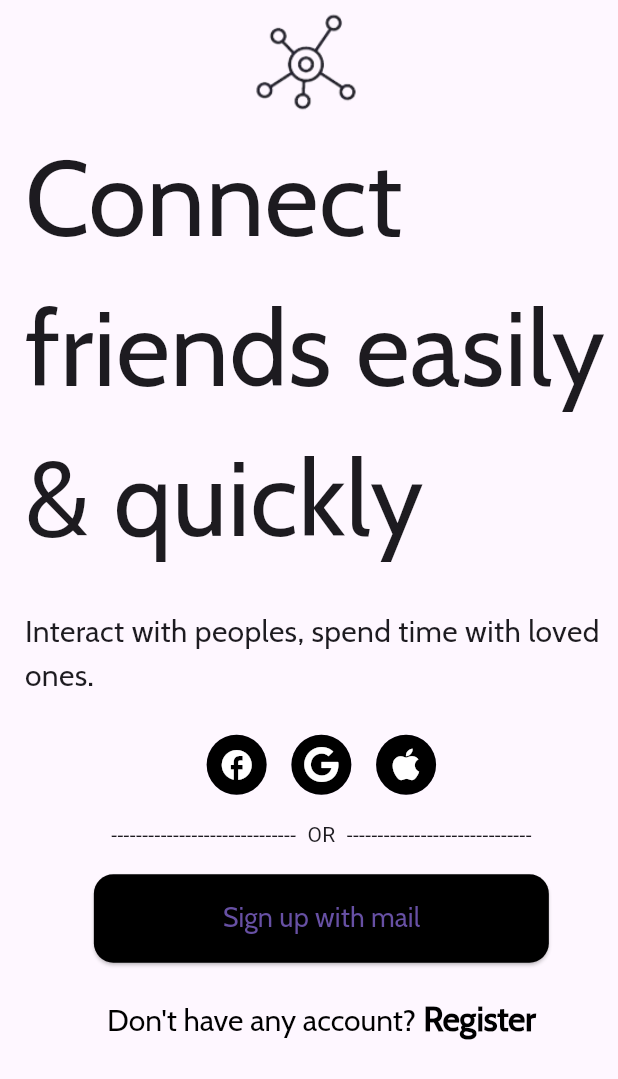
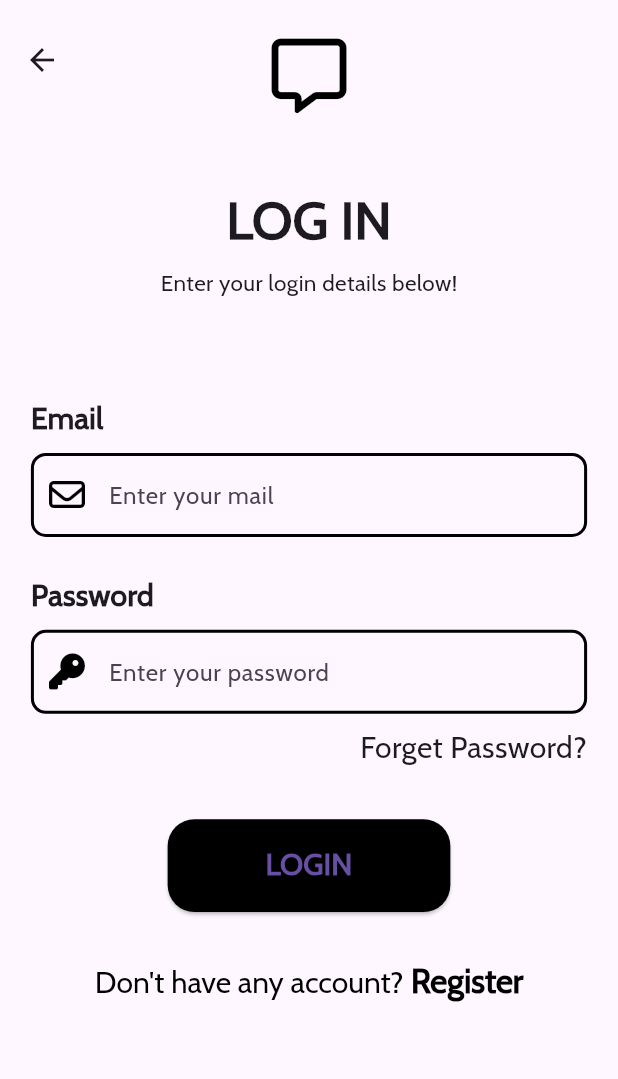
Before and after one commit to fahimahmed1310/connect_app, a Flutter app: the screen it shows after launch, after a tap on "Sign up with mail", on a phone screen of 412 x 824 dp. Shown: the top 1079 px of the screen. Run offline on Flutter 3.47's test engine with Material 3 defaults, Android fonts, the phone set to English and light mode, and no system bars; our stand-ins replace font_awesome_flutter, get.

Commit message:
login screen and register screen

```diff
--- a/lib/controllers/welcome_screen_controller.dart
+++ b/lib/controllers/welcome_screen_controller.dart
@@ -1,10 +1,10 @@
 import 'package:get/get.dart';
 
-enum Pages{login, register}
+enum Pages{login, register, welcome}
 
 class WelcomeScreenController extends GetxController{
 
-  Pages? _pages = Pages.login;
+  Pages? _pages = Pages.welcome;
 
 
 
--- a/lib/route/my_router.dart
+++ b/lib/route/my_router.dart
@@ -1,3 +1,5 @@
+import 'package:connect_app/screens/login_screen.dart';
+import 'package:connect_app/screens/register_screen.dart';
 import 'package:connect_app/screens/splash_screen.dart';
 import 'package:connect_app/screens/welcome_screen.dart';
 import 'package:connect_app/utils/constants/route_constants.dart';
@@ -9,7 +11,9 @@ class MyRouter{
    static List<GetPage> getRoutes(){
     return [
       GetPage(name: RouteConstants.splashScreenRoute, page: () => const SplashScreen()),
-      GetPage(name: RouteConstants.welcomeScreenRoute, page: () => const WelcomeScreen())//transitionDuration:  Duration(seconds: 1),transition:Transition.rightToLeft),
+      GetPage(name: RouteConstants.welcomeScreenRoute, page: () => const WelcomeScreen()),//transitionDuration:  Duration(seconds: 1),transition:Transition.rightToLeft),
+      GetPage(name: RouteConstants.loginScreenRoute, page: () => const LoginScreen(),transitionDuration: const Duration(milliseconds: 500),transition:Transition.rightToLeft),
+      GetPage(name: RouteConstants.registerScreenRoute, page: () => const RegisterScreen(),transitionDuration: const Duration(milliseconds: 500),transition:Transition.rightToLeft),
     ];
   }
 
--- /dev/null
+++ b/lib/screens/login_screen.dart
@@ -0,0 +1,232 @@
+import 'package:connect_app/controllers/welcome_screen_controller.dart';
+import 'package:connect_app/utils/constants/color_constants.dart';
+import 'package:connect_app/utils/constants/route_constants.dart';
+import 'package:connect_app/utils/custom_widgets/custom_appbar.dart';
+import 'package:flutter/gestures.dart';
+import 'package:flutter/material.dart';
+import 'package:font_awesome_flutter/font_awesome_flutter.dart';
+import 'package:get/get.dart';
+
+class LoginScreen extends StatelessWidget {
+  const LoginScreen({super.key});
+
+  @override
+  Widget build(BuildContext context) {
+    WelcomeScreenController welcomeScreenController = Get.find();
+
+    return GetBuilder<WelcomeScreenController>(
+      builder: (_) {
+        return Scaffold(
+          appBar: CustomAppBar(),
+          body: SafeArea(
+            child: Padding(
+              padding:
+                  EdgeInsets.only(top: MediaQuery.of(context).size.width * 0.1),
+              child: Column(
+                mainAxisAlignment: MainAxisAlignment.start,
+                crossAxisAlignment: CrossAxisAlignment.start,
+                children: [
+                  Column(
+                    children: [
+                      Center(
+                        child: Text(
+                          "Log IN".toUpperCase(),
+                          style: const TextStyle(
+                              fontWeight: FontWeight.bold,
+                              fontSize: 35,
+                              fontFamily: "Cabin"),
+                        ),
+                      ),
+                      SizedBox(
+                        height: MediaQuery.of(context).size.height * 0.008,
+                      ),
+                      Text(
+                        "Enter your login details below!",
+                        style: TextStyle(fontSize: 15, fontFamily: "Cabin"),
+                      )
+                    ],
+                  ),
+                  SizedBox(
+                    height: MediaQuery.of(context).size.height * 0.08,
+                  ),
+                  Padding(
+                    padding: EdgeInsets.only(
+                      left: MediaQuery.of(context).size.width * 0.05,
+                      right: MediaQuery.of(context).size.width * 0.05,
+                    ),
+                    child: Column(
+                      mainAxisAlignment: MainAxisAlignment.start,
+                      crossAxisAlignment: CrossAxisAlignment.start,
+                      children: [
+                        const Text(
+                          "Email",
+                          style: TextStyle(
+                              fontFamily: "Cabin",
+                              fontWeight: FontWeight.bold,
+                              fontSize: 20),
+                        ),
+                        SizedBox(
+                          height: MediaQuery.of(context).size.height * 0.01,
+                        ),
+                        TextFormField(
+                          decoration: InputDecoration(
+                            hintText: "Enter your mail",
+                            hintStyle: const TextStyle(fontFamily: "Cabin"),
+                            prefixIcon: const Icon(
+                              FontAwesomeIcons.envelope,
+                              color: ColorConstants.blackColor,
+                            ),
+                            enabledBorder: const OutlineInputBorder(
+                              borderSide: BorderSide(
+                                color: ColorConstants.blackColor,
+                                width: 2,
+                              ),
+                              borderRadius:
+                                  BorderRadius.all(Radius.circular(10)),
+                            ),
+                            focusedBorder: OutlineInputBorder(
+                              borderSide: const BorderSide(
+                                color: ColorConstants.blackColor,
+                                width: 2,
+                              ),
+                              borderRadius: BorderRadius.circular(10.0),
+                            ),
+                          ),
+                        ),
+                        SizedBox(
+                          height: MediaQuery.of(context).size.height * 0.03,
+                        ),
+                        const Text(
+                          "Password",
+                          style: TextStyle(
+                              fontFamily: "Cabin",
+                              fontWeight: FontWeight.bold,
+                              fontSize: 20),
+                        ),
+                        SizedBox(
+                          height: MediaQuery.of(context).size.height * 0.01,
+                        ),
+                        TextFormField(
+                          obscureText: true,
+                          decoration: InputDecoration(
+                            hintText: "Enter your password",
+                            hintStyle: const TextStyle(fontFamily: "Cabin"),
+                            prefixIcon: const Icon(
+                              FontAwesomeIcons.key,
+                              color: ColorConstants.blackColor,
+                            ),
+                            enabledBorder: const OutlineInputBorder(
+                              borderSide: BorderSide(
+                                color: ColorConstants.blackColor,
+                                width: 2,
+                              ),
+                              borderRadius:
+                                  BorderRadius.all(Radius.circular(10)),
+                            ),
+                            focusedBorder: OutlineInputBorder(
+                              borderSide: const BorderSide(
+                                color: ColorConstants.blackColor,
+                                width: 2,
+                              ),
+                              borderRadius: BorderRadius.circular(10.0),
+                            ),
+                          ),
+                        ),
+                        SizedBox(
+                          height: MediaQuery.of(context).size.height * 0.01,
+                        ),
+                        Container(
+                          alignment: Alignment.bottomRight,
+                          child: const Text(
+                            "Forget Password?",
+                            style: TextStyle(fontFamily: "Cabin", fontSize: 20),
+                          ),
+                        ),
+                        SizedBox(
+                          height: MediaQuery.of(context).size.height * 0.04,
+                        ),
+                        Container(
+                          alignment: Alignment.center,
+                          child: ElevatedButton(
+                            onPressed: () {},
+                            style: ButtonStyle(
+                              shape: MaterialStateProperty.all<
+                                  RoundedRectangleBorder>(
+                                RoundedRectangleBorder(
+                                  borderRadius: BorderRadius.circular(18.0),
+                                ),
+                              ),
+                            ),
+                            child: Padding(
+                              padding: EdgeInsets.only(
+                                left: MediaQuery.of(context).size.width * 0.1,
+                                right: MediaQuery.of(context).size.width * 0.1,
+                                top: MediaQuery.of(context).size.width * 0.04,
+                                bottom:
+                                    MediaQuery.of(context).size.width * 0.04,
+                              ),
+                              child: Text(
+                                "Login".toUpperCase(),
+                                style: const TextStyle(
+                                    fontFamily: "Cabin",
+                                    fontSize: 20,
+                                    fontWeight: FontWeight.bold),
+                              ),
+                            ),
+                          ),
+                        ),
+                        SizedBox(
+                          height: MediaQuery.of(context).size.height * 0.04,
+                        ),
+                        Container(
+                          alignment: Alignment.center,
+                          child: RichText(
+                            text: TextSpan(
+                              text: "Don't have any account?",
+                              style: TextStyle(
+                                  fontSize: 20,
+                                  fontFamily: "Cabin",
+                                  color: ColorConstants.blackColor),
+                              children: <TextSpan>[
+                                TextSpan(
+                                    text: " Register",
+                                    style: const TextStyle(
+                                        fontFamily: "Cabin",
+                                        fontSize: 22,
+                                        fontWeight: FontWeight.bold),
+                                    recognizer: TapGestureRecognizer()
+                                      ..onTap = () {
+                                        if (welcomeScreenController.pages ==
+                                            Pages.welcome) {
+                                          welcomeScreenController.pages = Pages.register;
+                                          Get.toNamed(
+                                            RouteConstants.registerScreenRoute,
+                                          );
+                                        }else if(welcomeScreenController.pages == Pages.login){
+                                          welcomeScreenController.pages = Pages.register;
+                                          Get.toNamed(
+                                            RouteConstants.registerScreenRoute,
+                                          );
+                                        }else{
+                                          welcomeScreenController.pages = Pages.login;
+                                          Get.toNamed(
+                                            RouteConstants.loginScreenRoute,
+                                          );
+                                        }
+                                      }),
+                              ],
+                            ),
+                          ),
+                        ),
+                      ],
+                    ),
+                  ),
+                ],
+              ),
+            ),
+          ),
+        );
+      },
+    );
+  }
+}
--- a/lib/screens/splash_screen.dart
+++ b/lib/screens/splash_screen.dart
@@ -1,8 +1,10 @@
 import 'dart:async';
 
 import 'package:connect_app/screens/welcome_screen.dart';
+import 'package:connect_app/utils/constants/app_constants.dart';
 import 'package:connect_app/utils/constants/route_constants.dart';
 import 'package:flutter/material.dart';
+import 'package:font_awesome_flutter/font_awesome_flutter.dart';
 import 'package:get/get.dart';
 
 class SplashScreen extends StatefulWidget {
@@ -59,8 +61,9 @@ class _SplashScreenState extends State<SplashScreen> with SingleTickerProviderSt
     return Scaffold(
       backgroundColor: animation!.value,
       body: const Center(
-        child: Image(
-          image: AssetImage("assets/images/logo.png"),
+        child: Icon(
+            FontAwesomeIcons.message,
+          size: 80,
         ),
       ),
     );
--- a/lib/screens/welcome_screen.dart
+++ b/lib/screens/welcome_screen.dart
@@ -1,47 +1,36 @@
+import 'package:connect_app/controllers/welcome_screen_controller.dart';
 import 'package:connect_app/utils/constants/color_constants.dart';
+import 'package:connect_app/utils/constants/route_constants.dart';
+import 'package:connect_app/utils/custom_widgets/custom_appbar.dart';
 import 'package:flutter/gestures.dart';
 import 'package:flutter/material.dart';
 import 'package:font_awesome_flutter/font_awesome_flutter.dart';
+import 'package:get/get.dart';
+
+import '../utils/custom_methods/tap_gesture_action.dart';
 
 class WelcomeScreen extends StatelessWidget {
   const WelcomeScreen({super.key});
 
   @override
   Widget build(BuildContext context) {
+    WelcomeScreenController welcomeScreenController = Get.find();
+
     return Scaffold(
       extendBodyBehindAppBar: false,
-      appBar: AppBar(
-        toolbarHeight: MediaQuery.of(context).size.height * 0.1,
-        elevation: 0.0,
-        backgroundColor: ColorConstants.transparentColor,
-        title:  Padding(
-          padding: EdgeInsets.only(right: MediaQuery.of(context).size.width * 0.01),
-          child: const Center(
-            child: Image(
-              image: AssetImage(
-                "assets/images/logo.png"
-              ),
-            ),
-          ),
-        ),
-        centerTitle: true,
-      ),
+      appBar: CustomAppBar(),
       body: SafeArea(
         child: Padding(
-          padding: EdgeInsets.only(
-              left: MediaQuery.of(context).size.width * 0.04
-          ),
-          child:  Column(
+          padding:
+              EdgeInsets.only(left: MediaQuery.of(context).size.width * 0.04),
+          child: Column(
             mainAxisAlignment: MainAxisAlignment.start,
             crossAxisAlignment: CrossAxisAlignment.start,
             children: [
               const Text(
                 "Connect friends easily & quickly",
                 maxLines: 6,
-                style: TextStyle(
-                  fontSize: 70,
-                  fontFamily: "Cabin"
-                ),
+                style: TextStyle(fontSize: 70, fontFamily: "Cabin"),
               ),
               SizedBox(
                 height: MediaQuery.of(context).size.height * 0.03,
@@ -49,10 +38,7 @@ class WelcomeScreen extends StatelessWidget {
               const Text(
                 "Interact with peoples, spend time with loved ones.",
                 maxLines: 2,
-                style: TextStyle(
-                  fontSize: 20,
-                  fontFamily: "Cabin"
-                ),
+                style: TextStyle(fontSize: 20, fontFamily: "Cabin"),
               ),
               SizedBox(
                 height: MediaQuery.of(context).size.height * 0.03,
@@ -65,7 +51,10 @@ class WelcomeScreen extends StatelessWidget {
                     child: CircleAvatar(
                       minRadius: 15,
                       backgroundColor: ColorConstants.blackColor,
-                      child: Icon(Icons.facebook,color: Colors.white,),
+                      child: Icon(
+                        Icons.facebook,
+                        color: Colors.white,
+                      ),
                     ),
                   ),
                   SizedBox(
@@ -75,7 +64,10 @@ class WelcomeScreen extends StatelessWidget {
                     child: CircleAvatar(
                       minRadius: 15,
                       backgroundColor: ColorConstants.blackColor,
-                      child: Icon(FontAwesomeIcons.google,color: Colors.white,),
+                      child: Icon(
+                        FontAwesomeIcons.google,
+                        color: Colors.white,
+                      ),
                     ),
                   ),
                   SizedBox(
@@ -85,7 +77,10 @@ class WelcomeScreen extends StatelessWidget {
                     child: CircleAvatar(
                       minRadius: 15,
                       backgroundColor: ColorConstants.blackColor,
-                      child: Icon(FontAwesomeIcons.apple,color: Colors.white,),
+                      child: Icon(
+                        FontAwesomeIcons.apple,
+                        color: Colors.white,
+                      ),
                     ),
                   ),
                   // SizedBox(
@@ -101,8 +96,7 @@ class WelcomeScreen extends StatelessWidget {
                 crossAxisAlignment: CrossAxisAlignment.center,
                 children: [
                   Text(
-                    "------------------------------  OR  ------------------------------"
-                  ),
+                      "------------------------------  OR  ------------------------------"),
                 ],
               ),
               SizedBox(
@@ -120,8 +114,10 @@ class WelcomeScreen extends StatelessWidget {
                         ),
                       ),
                     ),
-                    onPressed: (){
-
+                    onPressed: () {
+                      Get.toNamed(
+                        RouteConstants.loginScreenRoute,
+                      );
                     },
                     child: Padding(
                       padding: EdgeInsets.only(
@@ -130,11 +126,10 @@ class WelcomeScreen extends StatelessWidget {
                         top: MediaQuery.of(context).size.height * 0.02,
                         bottom: MediaQuery.of(context).size.height * 0.02,
                       ),
-                      child: const Text("Sign up with mail",
-                      style: TextStyle(
-                        fontSize: 18,
-                        fontFamily: "Cabin"
-                      ),),
+                      child: const Text(
+                        "Sign up with mail",
+                        style: TextStyle(fontSize: 18, fontFamily: "Cabin"),
+                      ),
                     ),
                   ),
                 ],
@@ -151,28 +146,18 @@ class WelcomeScreen extends StatelessWidget {
                       style: const TextStyle(
                           fontSize: 20,
                           fontFamily: "Cabin",
-                        color: ColorConstants.blackColor
-                      ),
-                      children:  <TextSpan>[
+                          color: ColorConstants.blackColor),
+                      children: <TextSpan>[
                         TextSpan(
                             text: " Register",
                             style: const TextStyle(
                                 fontFamily: "Cabin",
                                 fontSize: 22,
-                              fontWeight: FontWeight.bold
-                            ),
-                            recognizer:  TapGestureRecognizer()
+                                fontWeight: FontWeight.bold),
+                            recognizer: TapGestureRecognizer()
                               ..onTap = () {
-                                // if(authProvider.isLoginPage == true){
-                                //   authProvider.isLoginPage = false;
-                                //   Navigator.push(context, MaterialPageRoute(builder: (context)=>const RegisterScreen()));
-                                // }else{
-                                //   authProvider.isLoginPage = true;
-                                //   Navigator.push(context, MaterialPageRoute(builder: (context)=>const LoginScreen()));
-                                // }
-                              }
-
-                        ),
+                                tapGestureActions();
+                              }),
                       ],
                     ),
                   ),
--- /dev/null
+++ b/lib/utils/constants/app_constants.dart
@@ -0,0 +1,5 @@
+class AppConstants{
+
+
+
+}
--- a/lib/utils/constants/route_constants.dart
+++ b/lib/utils/constants/route_constants.dart
@@ -2,6 +2,8 @@ abstract class RouteConstants{
 
   static const String splashScreenRoute = '/';
   static const String welcomeScreenRoute = '/welcome';
+  static const String loginScreenRoute = '/login';
+  static const String registerScreenRoute = '/register';
 
 
 }
--- /dev/null
+++ b/lib/utils/custom_widgets/custom_appbar.dart
@@ -0,0 +1,30 @@
+import 'package:connect_app/utils/constants/app_constants.dart';
+import 'package:connect_app/utils/constants/color_constants.dart';
+import 'package:flutter/material.dart';
+import 'package:font_awesome_flutter/font_awesome_flutter.dart';
+
+class CustomAppBar extends StatelessWidget implements PreferredSizeWidget{
+
+
+  @override
+  Size get preferredSize => const Size.fromHeight(80);
+
+  @override
+  Widget build(BuildContext context) {
+    return AppBar(
+      toolbarHeight: MediaQuery.of(context).size.height * 0.1,
+      elevation: 0.0,
+      backgroundColor: ColorConstants.transparentColor,
+      title: const Padding(
+        padding: EdgeInsets.only(top:20.0),
+        child: Icon(
+          FontAwesomeIcons.message,
+          color: Colors.black,
+          size: 50,
+        ),
+      ),
+      centerTitle: true,
+
+    );
+  }
+}
```
Also changed, not shown: lib/screens/register_screen.dart (added, +273 -0 lines), lib/utils/custom_methods/tap_gesture_action.dart (added, +27 -0 lines), assets/images/logo.png (deleted), lib/screens/home_screen.dart (added), 1 other file. Lines whose indentation alone changed are shown as unchanged.
